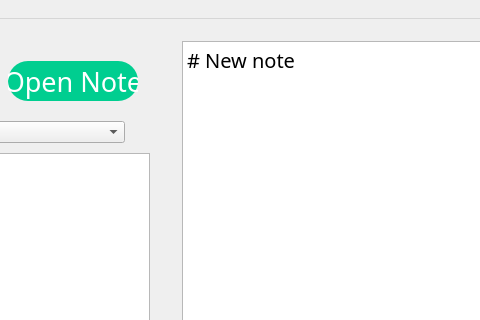
First picture: the form in mainwindow.ui, repository dhamith93/QuickNote, before the edit; both pictures show x 172 to 652 and y 0 to 320 of the 976 by 782 pixel window.
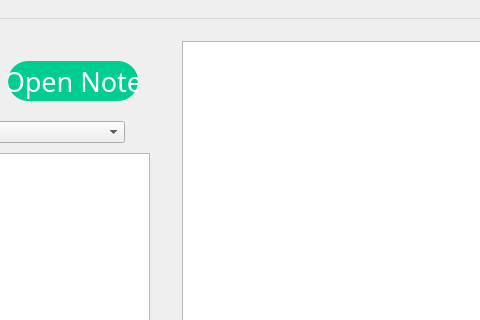
Second picture: the form after the edit. Custom widgets are drawn as their Qt base class.

```diff
--- a/mainwindow.ui
+++ b/mainwindow.ui
@@ -318,8 +318,7 @@
            <string notr="true"/>
           </property>
           <property name="plainText">
-           <string># New note
-</string>
+           <string/>
           </property>
          </widget>
         </item>
```
Left out of the diff: 9 changed lines with no effect on the pictures.
